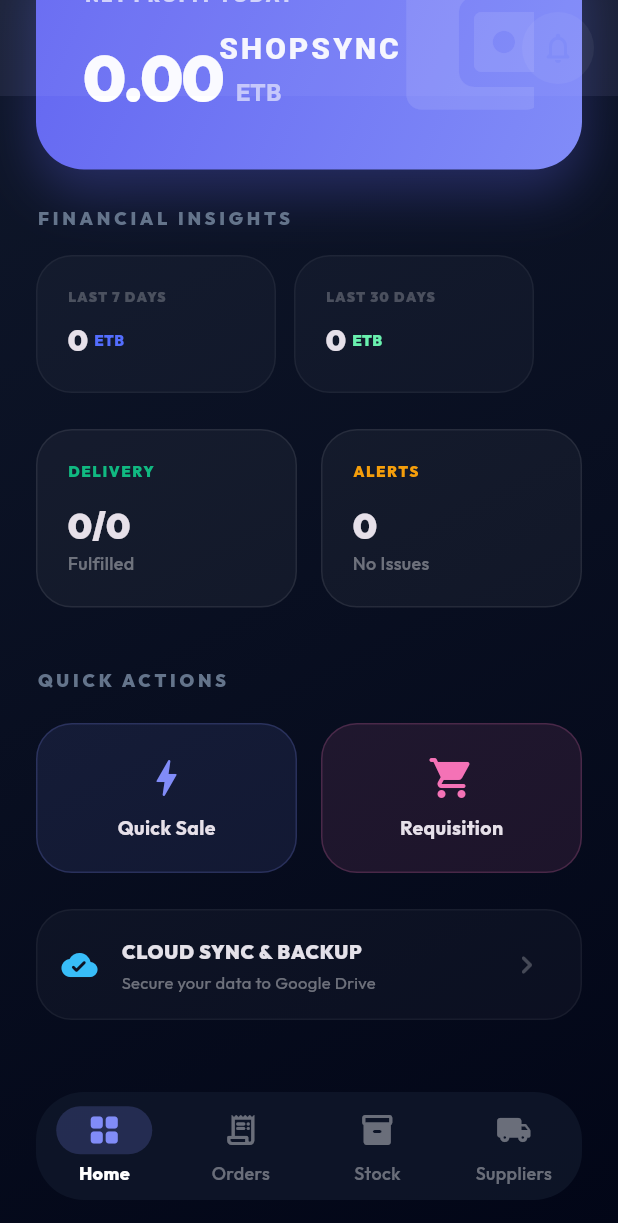
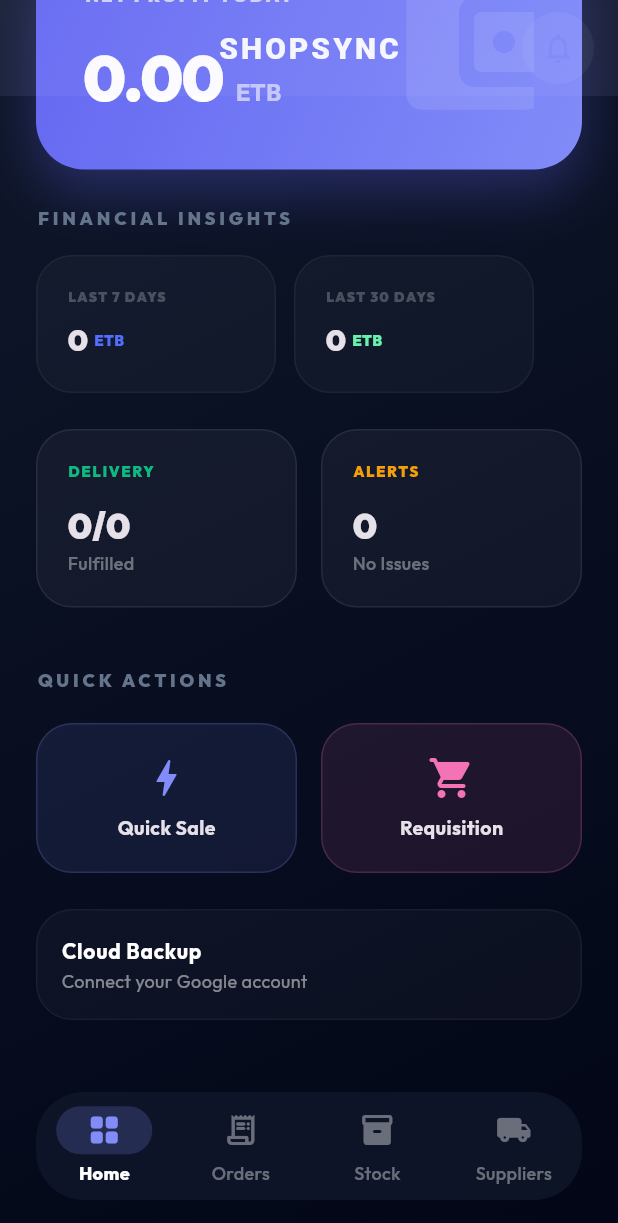
Before and after one commit to abeni09/shop_utility_app, a Flutter app: the screen it shows after launch, scrolled down 312 dp, on a phone screen of 412 x 824 dp. Shown: the top 1223 px of the screen. Run offline on Flutter 3.47's test engine with Material 3 defaults, Android fonts, the phone set to English and light mode, and no system bars; our stand-ins replace flutter_riverpod, google_fonts, google_sign_in, isar, shared_preferences; missing offline and left inert: extension_google_sign_in_as_googleapis_auth, googleapis; accounts and stored records are empty; generated files the repository leaves out were written again.

Commit message:
feat: add local sync status tracking and update UI to display pending backup state

```diff
--- a/lib/features/backup/data/backup_service.dart
+++ b/lib/features/backup/data/backup_service.dart
@@ -58,6 +58,20 @@
   Future<void> _setLastSyncedId(String id) async {
     final prefs = await SharedPreferences.getInstance();
     await prefs.setString('last_synced_id', id);
+    // When we sync with the cloud, local is no longer ahead
+    await prefs.setInt('last_backed_up_time', DateTime.now().millisecondsSinceEpoch);
+  }
+
+  Future<void> markLocalChanged() async {
+    final prefs = await SharedPreferences.getInstance();
+    await prefs.setInt('last_local_change_time', DateTime.now().millisecondsSinceEpoch);
+  }
+
+  Future<bool> isLocalAhead() async {
+    final prefs = await SharedPreferences.getInstance();
+    final lastChange = prefs.getInt('last_local_change_time') ?? 0;
+    final lastBackup = prefs.getInt('last_backed_up_time') ?? 0;
+    return lastChange > lastBackup;
   }
 
   /// Checks if the cloud has a newer/different backup than the local one.
--- a/lib/features/backup/presentation/backup_providers.dart
+++ b/lib/features/backup/presentation/backup_providers.dart
@@ -21,3 +21,12 @@
   final service = ref.watch(backupServiceProvider);
   return service.isCloudNewer();
 });
+
+// Provides true if local has changes that haven't been backed up
+final localAheadProvider = FutureProvider<bool>((ref) async {
+  final user = ref.watch(backupUserProvider).value;
+  if (user == null) return false;
+
+  final service = ref.watch(backupServiceProvider);
+  return service.isLocalAhead();
+});
--- a/lib/features/dashboard/presentation/quick_sale_dialog.dart
+++ b/lib/features/dashboard/presentation/quick_sale_dialog.dart
@@ -108,8 +108,9 @@
 
         await ref.read(orderRepositoryProvider).saveOrder(order);
 
-        // Trigger background backup after work is done
-        ref.read(backupServiceProvider).autoBackupIfPossible();
+        final backupService = ref.read(backupServiceProvider);
+        await backupService.markLocalChanged();
+        backupService.autoBackupIfPossible();
 
         if (context.mounted) Navigator.pop(context);
 
--- a/lib/main.dart
+++ b/lib/main.dart
@@ -65,7 +65,8 @@
 class MainNavigationShell extends ConsumerStatefulWidget {
   const MainNavigationShell({super.key});
   @override
-  ConsumerState<MainNavigationShell> createState() => _MainNavigationShellState();
+  ConsumerState<MainNavigationShell> createState() =>
+      _MainNavigationShellState();
 }
 
 class _MainNavigationShellState extends ConsumerState<MainNavigationShell> {
@@ -624,21 +625,29 @@
     final backupService = ref.watch(backupServiceProvider);
     final userAsync = ref.watch(backupUserProvider);
     final cloudNewerAsync = ref.watch(cloudSyncStatusProvider);
+    final localAheadAsync = ref.watch(localAheadProvider);
 
     final user = userAsync.value;
     final isConnected = user != null || backupService.cachedEmail != null;
     final isCloudNewer = cloudNewerAsync.value ?? false;
+    final isLocalAhead = localAheadAsync.value ?? false;
 
     return Container(
       decoration: BoxDecoration(
         color: isCloudNewer
-          ? const Color(0xFFF59E0B).withValues(alpha: 0.1) // Amber for warning
-          : Colors.white.withValues(alpha: 0.03),
+            ? const Color(0xFFF59E0B).withValues(
+                alpha: 0.1,
+              ) // Amber for warning
+            : isLocalAhead
+            ? const Color(0xFF38BDF8).withValues(alpha: 0.1) // Blue for pending
+            : Colors.white.withValues(alpha: 0.03),
         borderRadius: BorderRadius.circular(24),
         border: Border.all(
           color: isCloudNewer
-            ? const Color(0xFFF59E0B).withValues(alpha: 0.2)
-            : Colors.white.withValues(alpha: 0.05)
+              ? const Color(0xFFF59E0B).withValues(alpha: 0.2)
+              : isLocalAhead
+              ? const Color(0xFF38BDF8).withValues(alpha: 0.2)
+              : Colors.white.withValues(alpha: 0.05),
         ),
       ),
       child: Column(
@@ -653,7 +662,11 @@
               ),
               child: const Row(
                 children: [
-                  Icon(Icons.sync_problem_rounded, color: Colors.white, size: 16),
+                  Icon(
+                    Icons.sync_problem_rounded,
+                    color: Colors.white,
+                    size: 16,
+                  ),
                   SizedBox(width: 8),
                   Text(
                     'UPDATE AVAILABLE FROM OTHER DEVICE',
@@ -668,6 +681,74 @@
               ),
             ),
           ListTile(
+            leading: isConnected
+                ? Container(
+                    padding: const EdgeInsets.all(8),
+                    decoration: BoxDecoration(
+                      color: isCloudNewer
+                          ? const Color(0xFFF59E0B).withValues(alpha: 0.1)
+                          : isLocalAhead
+                          ? const Color(0xFF38BDF8).withValues(alpha: 0.1)
+                          : const Color(0xFF10B981).withValues(alpha: 0.1),
+                      shape: BoxShape.circle,
+                    ),
+                    child: Icon(
+                      isCloudNewer
+                          ? Icons.cloud_download_rounded
+                          : isLocalAhead
+                          ? Icons.cloud_upload_rounded
+                          : Icons.cloud_done_rounded,
+                      color: isCloudNewer
+                          ? const Color(0xFFF59E0B)
+                          : isLocalAhead
+                          ? const Color(0xFF38BDF8)
+                          : const Color(0xFF10B981),
+                      size: 20,
+                    ),
+                  )
+                : null,
+            title: Text(
+              isConnected
+                  ? (user?.email ?? backupService.cachedEmail ?? 'Connected')
+                  : 'Cloud Backup',
+              style: const TextStyle(
+                color: Colors.white,
+                fontWeight: FontWeight.w700,
+                fontSize: 14,
+              ),
+            ),
+            subtitle: Text(
+              isConnected
+                  ? (isCloudNewer
+                        ? 'Sync required to get latest data'
+                        : isLocalAhead
+                        ? 'Changes pending backup'
+                        : 'All data is safe in cloud')
+                  : 'Connect your Google account',
+              style: TextStyle(
+                color: Colors.white.withValues(alpha: 0.5),
+                fontSize: 12,
+              ),
+            ),
+            trailing: isConnected
+                ? TextButton(
+                    onPressed: () async {
+                      await backupService.signOut();
+                      ref.invalidate(backupUserProvider);
+                      ref.invalidate(cloudSyncStatusProvider);
+                      ref.invalidate(localAheadProvider);
+                    },
+                    child: const Text(
+                      'SIGN OUT',
+                      style: TextStyle(
+                        color: Color(0xFFEF4444),
+                        fontSize: 11,
+                        fontWeight: FontWeight.w900,
+                        letterSpacing: 1,
+                      ),
+                    ),
+                  )
+                : null,
             onTap: () async {
               try {
                 ScaffoldMessenger.of(context).showSnackBar(
@@ -678,8 +759,9 @@
 
                 await backupService.uploadBackup(forceSignIn: true);
 
-                // Refresh status after backup
+                // Refresh all statuses
                 ref.invalidate(cloudSyncStatusProvider);
+                ref.invalidate(localAheadProvider);
 
                 if (context.mounted) {
                   ScaffoldMessenger.of(context).showSnackBar(
@@ -709,49 +791,6 @@
             shape: RoundedRectangleBorder(
               borderRadius: BorderRadius.circular(24),
             ),
-            leading: const Icon(
-              Icons.cloud_done_rounded,
-              color: Color(0xFF38BDF8),
-            ),
-            title: const Text(
-              'CLOUD SYNC & BACKUP',
-              style: TextStyle(
-                fontWeight: FontWeight.w900,
-                fontSize: 13,
-                letterSpacing: 0.5,
-              ),
-            ),
-            subtitle: Text(
-              isConnected
-                  ? 'Connected: ${user?.email ?? backupService.cachedEmail}'
-                  : 'Secure your data to Google Drive',
-              style: TextStyle(
-                color: Colors.white.withValues(alpha: 0.4),
-                fontSize: 11,
-              ),
-            ),
-            trailing: isConnected
-                ? IconButton(
-                    icon: const Icon(
-                      Icons.logout_rounded,
-                      color: Colors.redAccent,
-                      size: 20,
-                    ),
-                    onPressed: () async {
-                      await backupService.signOut();
-                      if (context.mounted) {
-                        ScaffoldMessenger.of(context).showSnackBar(
-                          const SnackBar(
-                            content: Text('Disconnected from Google Account'),
-                          ),
-                        );
-                      }
-                    },
-                  )
-                : const Icon(
-                    Icons.chevron_right_rounded,
-                    color: Colors.white24,
-                  ),
           ),
           if (isConnected) ...[
             const Divider(height: 1, color: Colors.white10),
@@ -797,8 +836,9 @@
                             );
                             await backupService.restoreLatestBackup();
 
-                            // Clear sync warning
+                            // Clear sync warnings
                             ref.invalidate(cloudSyncStatusProvider);
+                            ref.invalidate(localAheadProvider);
 
                             if (context.mounted) {
                               showDialog(
```
